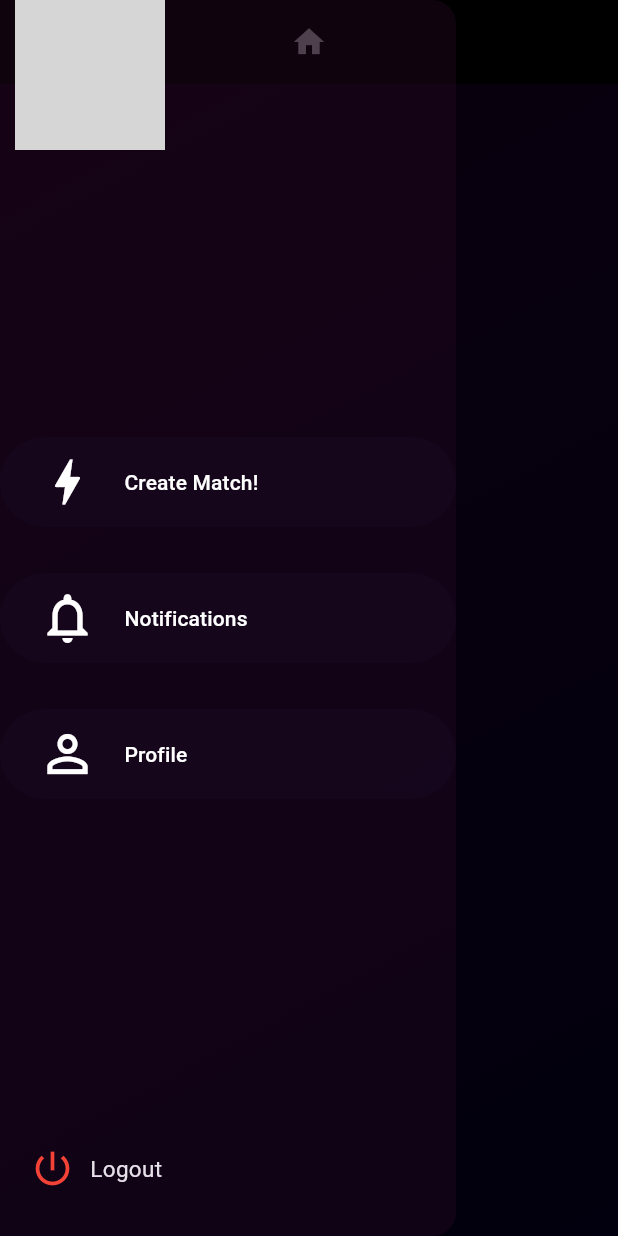
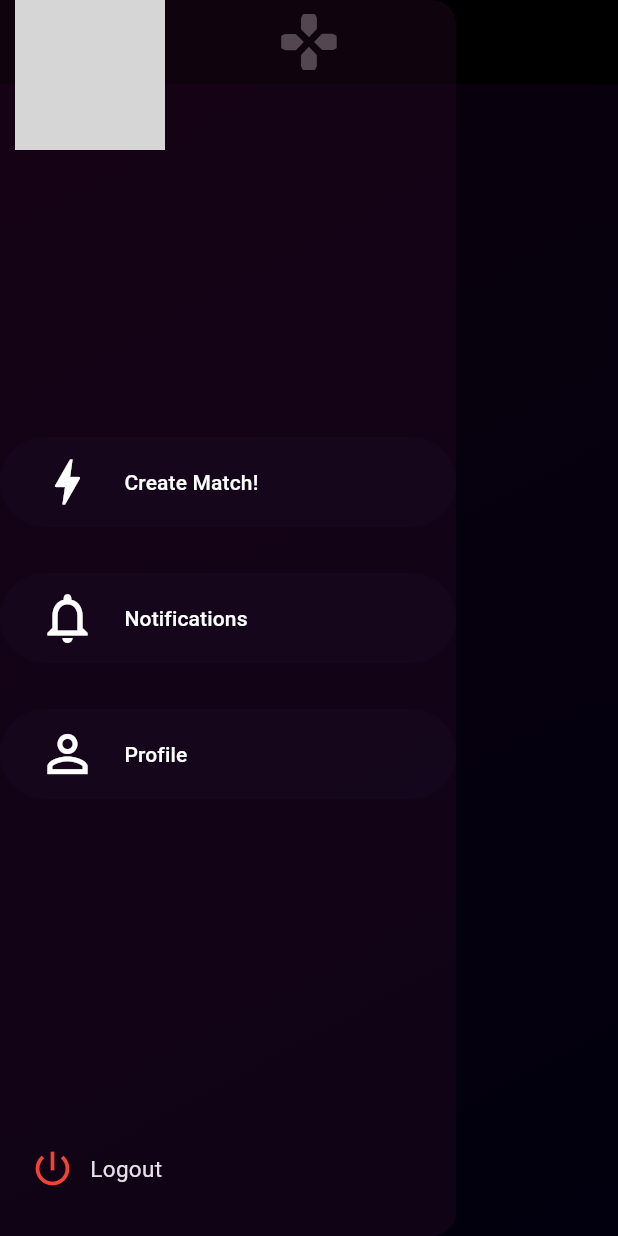
Before and after one commit to madnasito/Madnolia-Mobile, a Flutter app: the HomeUserPage screen opened by its route, with the side drawer open, on a phone screen of 412 x 824 dp. Run offline on Flutter 3.47's test engine with Material 3 defaults, Android fonts, the phone set to English and light mode, and no system bars; our stand-ins replace animate_do, awesome_notifications, bloc, carousel_slider, equatable, expandable_text and 11 more; missing offline and left inert: flutter_mentions, mime_type, omni_datetime_picker; accounts and stored records are empty; network calls fail; grey boxes are pictures that could not be loaded.

Commit message:
add: Logo svg

```diff
--- a/lib/views/match_view.dart
+++ b/lib/views/match_view.dart
@@ -12,7 +12,6 @@ import '../models/chat/message_model.dart';
 import 'package:Madnolia/services/match_service.dart';
 import 'package:Madnolia/widgets/organism/chat_message_organism.dart';
 import 'package:flutter_mentions/flutter_mentions.dart';
-
 
 import '../models/chat_user_model.dart';
 
@@ -42,12 +41,11 @@ class MatchChat extends StatefulWidget {
   State<MatchChat> createState() => _MatchChatState();
 }
 
-class _MatchChatState extends State<MatchChat> with TickerProviderStateMixin {
+class _MatchChatState extends State<MatchChat> {
   bool isInMatch = false;
   final List<ChatMessageOrganism> _messages = [];
   final matchService = MatchService();
   late UserBloc userBloc;
-  // late Socket socketClient;
 
   late GlobalKey<FlutterMentionsState> messageKey;
   void _loadHistory(String id) async {
@@ -106,7 +104,6 @@ class _MatchChatState extends State<MatchChat> with TickerProviderStateMixin {
     super.initState();
     _loadHistory(widget.match.id);
     messageKey = GlobalKey<FlutterMentionsState>();
-    // socketClient = context.read<SocketsBloc>().state.clientSocket;
     userBloc = context.read<UserBloc>();
 
     if (mounted) {
--- a/lib/widgets/custom_scaffold.dart
+++ b/lib/widgets/custom_scaffold.dart
@@ -2,6 +2,7 @@ import 'package:Madnolia/blocs/blocs.dart';
 import 'package:flutter/material.dart';
 import 'package:flutter_bloc/flutter_bloc.dart';
 import 'package:flutter_secure_storage/flutter_secure_storage.dart';
+import 'package:flutter_svg/svg.dart';
 import 'package:flutter_translate/flutter_translate.dart';
 import 'package:go_router/go_router.dart';
 
@@ -31,7 +32,7 @@ class CustomScaffold extends StatelessWidget {
                     const SizedBox(width: 0),
                     CircleAvatar(
                       backgroundImage:
-                          NetworkImage(userBloc.state.thumb),
+                          NetworkImage(userBloc.state.img),
                       minRadius: 40,
                       maxRadius: 50,
                       backgroundColor: Colors.white,
@@ -106,7 +107,8 @@ class CustomScaffold extends StatelessWidget {
         shadowColor: Colors.transparent,
         centerTitle: true,
         title: IconButton(
-            icon: const Icon(Icons.home),
+            icon: SvgPicture.asset("assets/madnolia-logo.svg",
+            width: MediaQuery.of(context).size.width / 11),
             onPressed: () => GoRouter.of(context).push("/")),
       ),
       body: body,
--- a/pubspec.yaml
+++ b/pubspec.yaml
@@ -99,6 +99,7 @@ flutter:
    - assets/platforms/
    - lang/
    - assets/i18n/
+   - assets/madnolia-logo.svg
   #   - images/a_dot_burr.jpeg
   #   - images/a_dot_ham.jpeg
 
```
Also changed, not shown: lib/utils/socket_handler.dart (+10 -10 lines), assets/madnolia-logo.svg (added), 2 other files.
